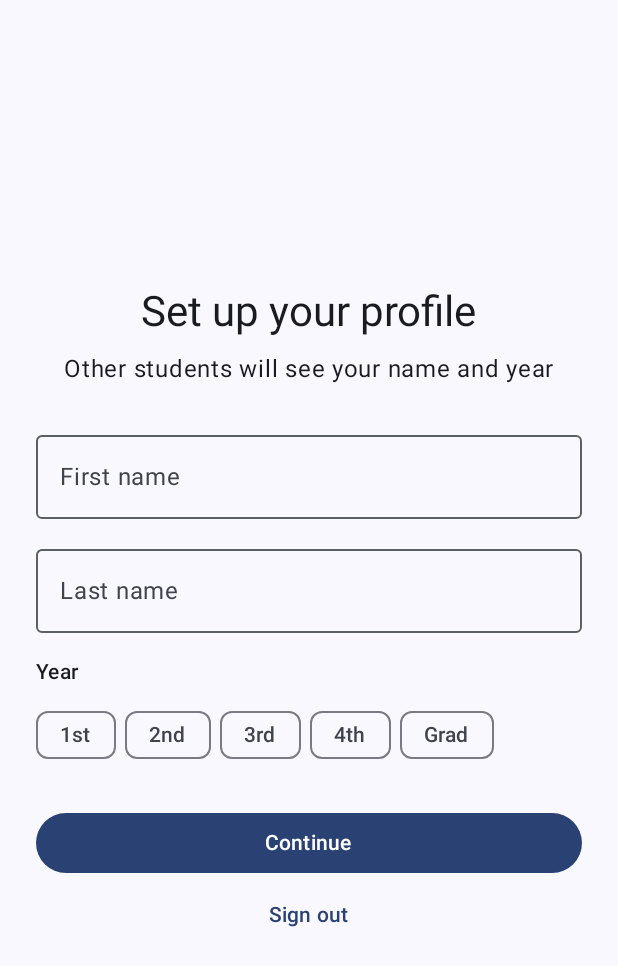
After one commit to abelsaberhagen/mealtrader, an Android app built with Jetpack Compose: the composable ProfileGate called with empty values, on a phone screen of 412 x 824 dp. The commit adds this screen. Shown: the top 966 px of the screen. Run offline under Robolectric (Android 15) with nearby library versions, the phone set to English and light mode, and no system bars; our stand-ins replace Firebase (no records; nobody signed in at launch, a user with empty details on screens opened directly).

Commit message:
Added profile setup with full name and year

```diff
--- a/app/src/main/java/edu/virginia/cs4720/mealtrader/ChatViewModel.kt
+++ b/app/src/main/java/edu/virginia/cs4720/mealtrader/ChatViewModel.kt
@@ -33,7 +33,7 @@ class ChatViewModel(savedStateHandle: SavedStateHandle) : ViewModel() {
     init {
         viewModelScope.launch {
             val other = runCatching { UserRepository.getUser(otherUid) }.getOrNull()
-            _uiState.update { it.copy(otherName = other?.computingId ?: "Chat") }
+            _uiState.update { it.copy(otherName = other?.displayName ?: "Chat") }
         }
     }
 
--- a/app/src/main/java/edu/virginia/cs4720/mealtrader/MainActivity.kt
+++ b/app/src/main/java/edu/virginia/cs4720/mealtrader/MainActivity.kt
@@ -21,8 +21,9 @@ class MainActivity : ComponentActivity() {
             MealtraderTheme {
                 Scaffold(modifier = Modifier.fillMaxSize()) { innerPadding ->
                     val user by AuthRepository.currentUser.collectAsStateWithLifecycle()
+                    val current = user
                     Box(Modifier.padding(innerPadding)) {
-                        if (user == null) LoginScreen() else AppNavigation()
+                        if (current == null) LoginScreen() else ProfileGate(current.uid)
                     }
                 }
             }
--- /dev/null
+++ b/app/src/main/java/edu/virginia/cs4720/mealtrader/ProfileGate.kt
@@ -0,0 +1,54 @@
+package edu.virginia.cs4720.mealtrader
+
+import androidx.compose.foundation.layout.Box
+import androidx.compose.foundation.layout.fillMaxSize
+import androidx.compose.material3.CircularProgressIndicator
+import androidx.compose.runtime.Composable
+import androidx.compose.runtime.getValue
+import androidx.compose.ui.Alignment
+import androidx.compose.ui.Modifier
+import androidx.lifecycle.ViewModel
+import androidx.lifecycle.compose.collectAsStateWithLifecycle
+import androidx.lifecycle.viewmodel.compose.viewModel
+import com.google.firebase.firestore.ListenerRegistration
+import kotlinx.coroutines.flow.MutableStateFlow
+import kotlinx.coroutines.flow.asStateFlow
+
+enum class ProfileState { Loading, Incomplete, Complete }
+
+class SessionViewModel : ViewModel() {
+    private val uid = AuthRepository.currentUser.value?.uid ?: ""
+
+    private val _state = MutableStateFlow(ProfileState.Loading)
+    val state = _state.asStateFlow()
+
+    private val registration: ListenerRegistration = UserRepository.listenToUser(
+        uid = uid,
+        onChange = { user ->
+            val complete = user != null &&
+                    user.firstName.isNotBlank() &&
+                    user.lastName.isNotBlank() &&
+                    user.year.isNotBlank()
+            _state.value = if (complete) ProfileState.Complete else ProfileState.Incomplete
+        },
+        onError = { _state.value = ProfileState.Incomplete }
+    )
+
+    override fun onCleared() {
+        registration.remove()
+    }
+}
+
+@Composable
+fun ProfileGate(uid: String) {
+    val vm: SessionViewModel = viewModel(key = "session_$uid")
+    val state by vm.state.collectAsStateWithLifecycle()
+
+    when (state) {
+        ProfileState.Loading -> Box(Modifier.fillMaxSize(), contentAlignment = Alignment.Center) {
+            CircularProgressIndicator()
+        }
+        ProfileState.Incomplete -> ProfileSetupScreen(uid)
+        ProfileState.Complete -> AppNavigation()
+    }
+}
--- /dev/null
+++ b/app/src/main/java/edu/virginia/cs4720/mealtrader/ProfileSetupScreen.kt
@@ -0,0 +1,118 @@
+package edu.virginia.cs4720.mealtrader
+
+import androidx.compose.foundation.layout.*
+import androidx.compose.material3.*
+import androidx.compose.runtime.Composable
+import androidx.compose.runtime.getValue
+import androidx.compose.ui.Alignment
+import androidx.compose.ui.Modifier
+import androidx.compose.ui.unit.dp
+import androidx.lifecycle.ViewModel
+import androidx.lifecycle.compose.collectAsStateWithLifecycle
+import androidx.lifecycle.viewModelScope
+import androidx.lifecycle.viewmodel.compose.viewModel
+import kotlinx.coroutines.flow.MutableStateFlow
+import kotlinx.coroutines.flow.asStateFlow
+import kotlinx.coroutines.flow.update
+import kotlinx.coroutines.launch
+
+val YEAR_OPTIONS = listOf("1st Year", "2nd Year", "3rd Year", "4th Year", "Grad")
+
+data class ProfileSetupUiState(
+    val firstName: String = "",
+    val lastName: String = "",
+    val year: String = "",
+    val isSaving: Boolean = false,
+    val error: String? = null
+)
+
+class ProfileSetupViewModel : ViewModel() {
+    private val _uiState = MutableStateFlow(ProfileSetupUiState())
+    val uiState = _uiState.asStateFlow()
+
+    fun onFirstNameChange(v: String) = _uiState.update { it.copy(firstName = v, error = null) }
+    fun onLastNameChange(v: String) = _uiState.update { it.copy(lastName = v, error = null) }
+    fun onYearChange(v: String) = _uiState.update { it.copy(year = v, error = null) }
+
+    fun save() {
+        val s = _uiState.value
+        val user = AuthRepository.currentUser.value ?: return
+        if (s.firstName.isBlank() || s.lastName.isBlank() || s.year.isBlank()) {
+            _uiState.update { it.copy(error = "Fill in every field") }
+            return
+        }
+        viewModelScope.launch {
+            _uiState.update { it.copy(isSaving = true, error = null) }
+            try {
+                UserRepository.saveProfile(user, s.firstName.trim(), s.lastName.trim(), s.year)
+            } catch (e: Exception) {
+                _uiState.update { it.copy(error = "Couldn't save profile. Try again.") }
+            } finally {
+                _uiState.update { it.copy(isSaving = false) }
+            }
+        }
+    }
+}
+
+@Composable
+fun ProfileSetupScreen(
+    uid: String,
+    vm: ProfileSetupViewModel = viewModel(key = "setup_$uid")
+) {
+    val state by vm.uiState.collectAsStateWithLifecycle()
+
+    Column(
+        modifier = Modifier.fillMaxSize().padding(24.dp),
+        verticalArrangement = Arrangement.Center,
+        horizontalAlignment = Alignment.CenterHorizontally
+    ) {
+        Text("Set up your profile", style = MaterialTheme.typography.headlineMedium)
+        Spacer(Modifier.height(8.dp))
+        Text("Other students will see your name and year")
+        Spacer(Modifier.height(24.dp))
+
+        OutlinedTextField(
+            value = state.firstName,
+            onValueChange = { vm.onFirstNameChange(it) },
+            label = { Text("First name") },
+            singleLine = true,
+            modifier = Modifier.fillMaxWidth()
+        )
+        Spacer(Modifier.height(12.dp))
+        OutlinedTextField(
+            value = state.lastName,
+            onValueChange = { vm.onLastNameChange(it) },
+            label = { Text("Last name") },
+            singleLine = true,
+            modifier = Modifier.fillMaxWidth()
+        )
+        Spacer(Modifier.height(16.dp))
+
+        Text("Year", style = MaterialTheme.typography.titleSmall, modifier = Modifier.fillMaxWidth())
+        Spacer(Modifier.height(8.dp))
+        Row(horizontalArrangement = Arrangement.spacedBy(6.dp), modifier = Modifier.fillMaxWidth()) {
+            YEAR_OPTIONS.forEach { option ->
+                FilterChip(
+                    selected = state.year == option,
+                    onClick = { vm.onYearChange(option) },
+                    label = { Text(option.removeSuffix(" Year")) }
+                )
+            }
+        }
+
+        state.error?.let {
+            Spacer(Modifier.height(12.dp))
+            Text(it, color = MaterialTheme.colorScheme.error)
+        }
+
+        Spacer(Modifier.height(24.dp))
+        Button(
+            onClick = { vm.save() },
+            enabled = !state.isSaving,
+            modifier = Modifier.fillMaxWidth()
+        ) {
+            Text(if (state.isSaving) "Saving..." else "Continue")
+        }
+        TextButton(onClick = { AuthRepository.signOut() }) { Text("Sign out") }
+    }
+}
--- a/app/src/main/java/edu/virginia/cs4720/mealtrader/UsersViewModel.kt
+++ b/app/src/main/java/edu/virginia/cs4720/mealtrader/UsersViewModel.kt
@@ -45,7 +45,10 @@ class UsersViewModel : ViewModel() {
         )
 
     private fun publish() {
-        val sorted = rawUsers.sortedByDescending { previews[it.uid]?.updatedAt ?: 0L }
+        val sorted = rawUsers.sortedWith(
+            compareByDescending<AppUser> { previews[it.uid]?.updatedAt ?: 0L }
+                .thenBy { it.displayName.lowercase() }
+        )
         _uiState.update {
             it.copy(users = sorted, previews = previews, isLoading = false, error = null)
         }
```
Also changed, not shown: app/src/main/java/edu/virginia/cs4720/mealtrader/Firestore.kt (+35 -0 lines), app/src/main/java/edu/virginia/cs4720/mealtrader/UsersScreen.kt (+6 -1 lines).
